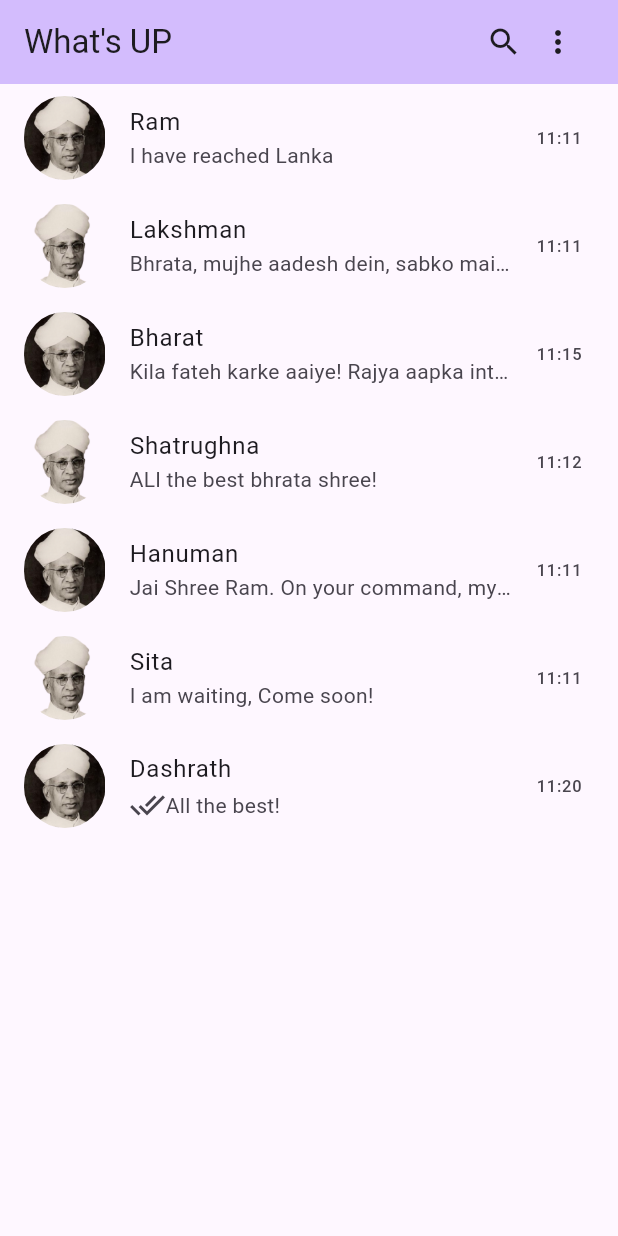
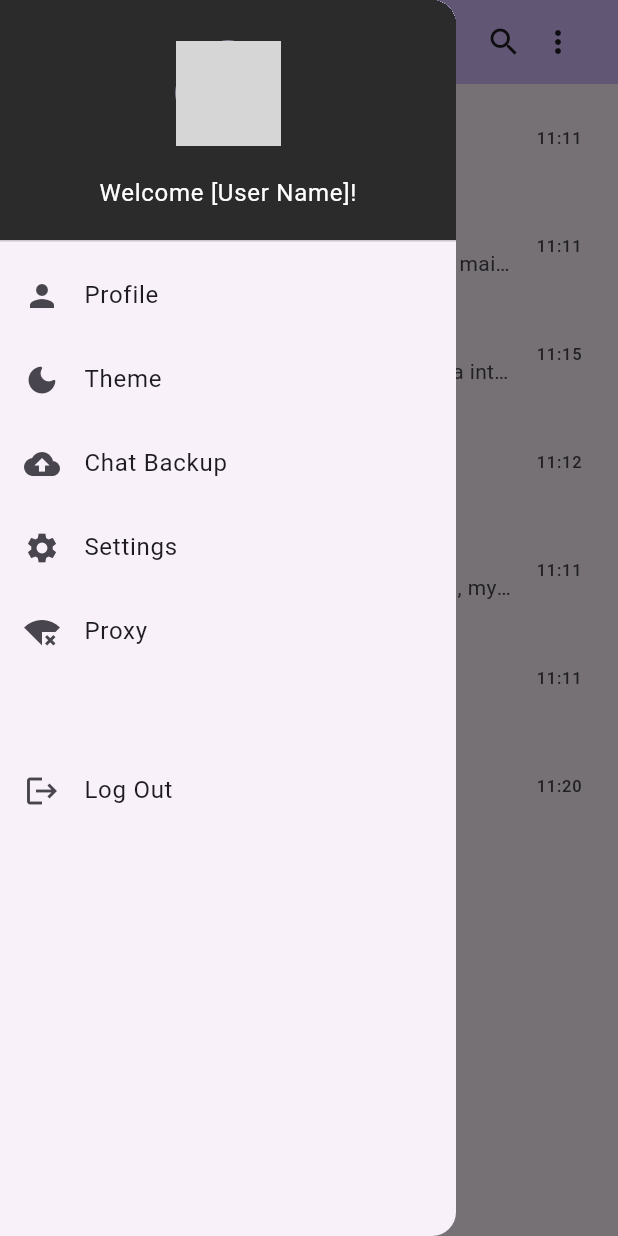
Before and after one commit to DevAngiras/bloc, a Flutter app: the screen it shows after launch, with the side drawer open (before the commit the screen has no drawer), on a phone screen of 412 x 824 dp. Run offline on Flutter 3.47's test engine with Material 3 defaults, Android fonts, the phone set to English and light mode, and no system bars; grey boxes are pictures that could not be loaded.

```diff
--- a/lib/screens/HomePage.dart
+++ b/lib/screens/HomePage.dart
@@ -73,7 +73,79 @@ class _HomePageState extends State<HomePage> {
 
   @override
   Widget build(BuildContext context) {
+    _buildheader() {
+      return DrawerHeader(
+        decoration: const BoxDecoration(
+          color: Color.fromARGB(255, 43, 43, 43),
+        ),
+        child: Column(
+          mainAxisAlignment: MainAxisAlignment.center,
+          children: [
+            CircleAvatar(
+              radius: 35,
+              backgroundImage: AssetImage("assets/user.png"),
+            ),
+            SizedBox(height: 20),
+            Text("Welcome [User Name]!",
+                style:
+                    TextStyle(color: Colors.white, fontWeight: FontWeight.w400))
+          ],
+        ),
+      );
+    }
+
+    _buildItem(
+        {required IconData icon,
+        required String title,
+        required GestureTapCallback onTap}) {
+      return ListTile(
+        leading: Icon(icon),
+        title: Text(title),
+        onTap: onTap,
+        // minLeadingWidth: Material.defaultSplashRadius,
+      );
+    }
+
     return Scaffold(
+        drawer: Drawer(
+            child: ListView(
+          children: [
+            _buildheader(),
+            Column(
+              children: [
+                _buildItem(
+                    icon: Icons.person,
+                    title: "Profile",
+                    onTap: () => Navigator.push(context,
+                        MaterialPageRoute(builder: (context) => HomePage()))),
+                _buildItem(
+                    icon: Icons.dark_mode_rounded,
+                    title: "Theme",
+                    onTap: () => Navigator.pushNamed(context, "Theme")),
+                _buildItem(
+                    icon: Icons.backup,
+                    title: "Chat Backup",
+                    onTap: () => Navigator.pushNamed(context, "Chat Backup")),
+                _buildItem(
+                    icon: Icons.settings,
+                    title: "Settings",
+                    onTap: () => Navigator.pushNamed(context, "Settings")),
+                _buildItem(
+                    icon: Icons.signal_wifi_connected_no_internet_4,
+                    title: "Proxy",
+                    onTap: () => Navigator.pushNamed(context, "Proxy")),
+              ],
+            ),
+            SizedBox(height: 50),
+            Container(
+              child: _buildItem(
+                  icon: Icons.logout,
+                  title: "Log Out",
+                  onTap: () =>
+                      Navigator.pushNamed(context, "Logging out Page")),
+            )
+          ],
+        )),
         appBar: AppBar(
           backgroundColor: Theme.of(context).colorScheme.inversePrimary,
           // Here we take the value from the MyHomePage object that was created by
```
Also changed, not shown: assets/user.png (added).
